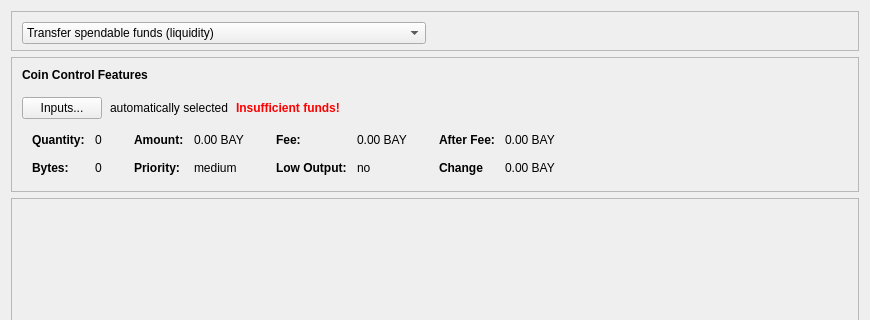
Old version of the form src/qt/forms/sendcoinsdialog.ui in the repository bitbaymarket/bitbay-core; both pictures show x 0 to 870 and y 0 to 320 of the 870 by 515 pixel window.
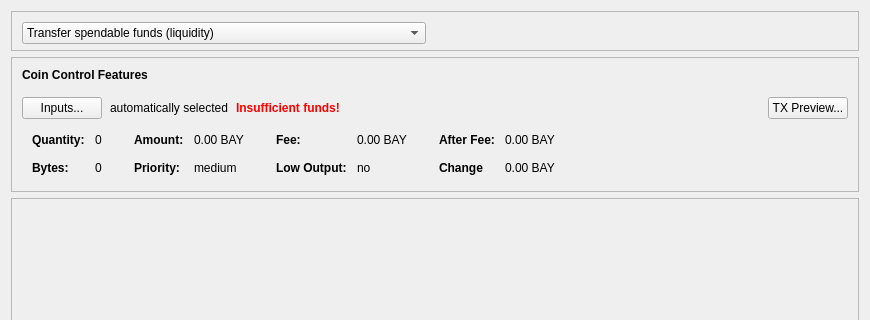
New version of the form. Icons and pictures are not drawn.

Commit message: Add TX Preview button to coin control to have a control over tx before sending, fixes for fee computation of freeze tx

Patch:
```diff
--- a/src/qt/forms/sendcoinsdialog.ui
+++ b/src/qt/forms/sendcoinsdialog.ui
@@ -141,6 +141,9 @@
         <property name="topMargin">
          <number>10</number>
         </property>
+        <property name="rightMargin">
+         <number>10</number>
+        </property>
         <item>
          <layout class="QHBoxLayout" name="horizontalLayoutCoinControl1">
           <property name="bottomMargin">
@@ -171,7 +174,7 @@
          </layout>
         </item>
         <item>
-         <layout class="QHBoxLayout" name="horizontalLayoutCoinControl2" stretch="0,0,0,0">
+         <layout class="QHBoxLayout" name="horizontalLayoutCoinControl2" stretch="0,0,0,0,0">
           <property name="spacing">
            <number>8</number>
           </property>
@@ -230,6 +233,13 @@
             </property>
            </spacer>
           </item>
+          <item>
+           <widget class="QPushButton" name="pushButtonTxPreview">
+            <property name="text">
+             <string>TX Preview...</string>
+            </property>
+           </widget>
+          </item>
          </layout>
         </item>
         <item>
```
Left out of the diff: 9 changed lines with no effect on the pictures. The commit also changes 8 other files.
